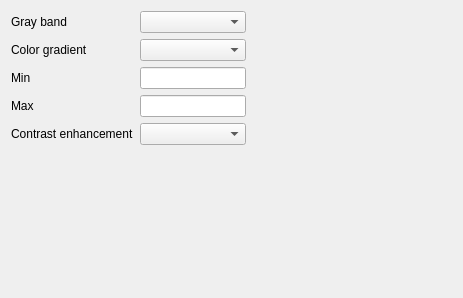
carsmie/QGIS, file src/ui/qgssinglebandgrayrendererwidgetbase.ui: the form before one commit.
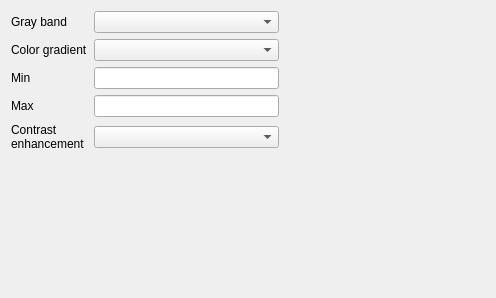
The form after the commit.

Patch:
```diff
--- a/src/ui/qgssinglebandgrayrendererwidgetbase.ui
+++ b/src/ui/qgssinglebandgrayrendererwidgetbase.ui
@@ -6,7 +6,7 @@
    <rect>
     <x>0</x>
     <y>0</y>
-    <width>463</width>
+    <width>496</width>
     <height>298</height>
    </rect>
   </property>
@@ -19,7 +19,8 @@
      <item row="4" column="0">
       <widget class="QLabel" name="mContrastEnhancementLabel">
        <property name="text">
-        <string>Contrast enhancement</string>
+        <string>Contrast
+enhancement</string>
        </property>
       </widget>
      </item>
```
